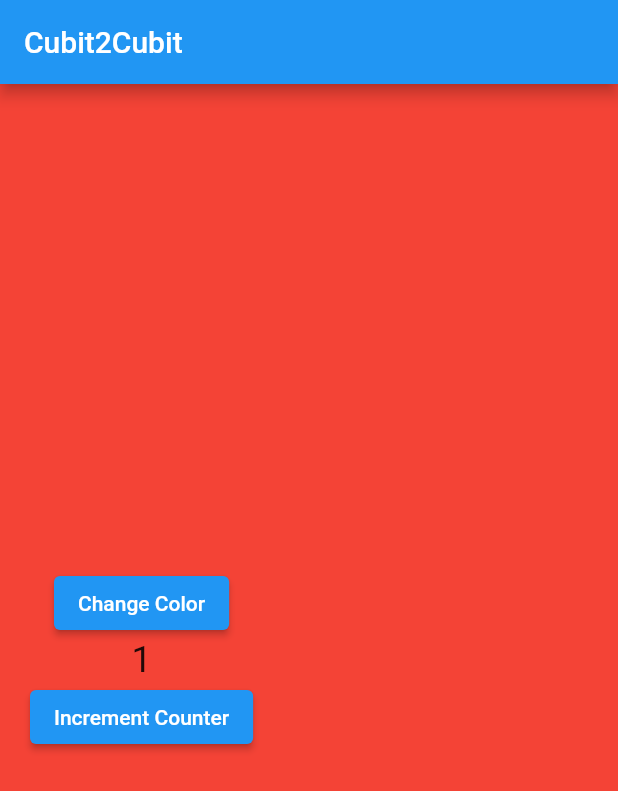
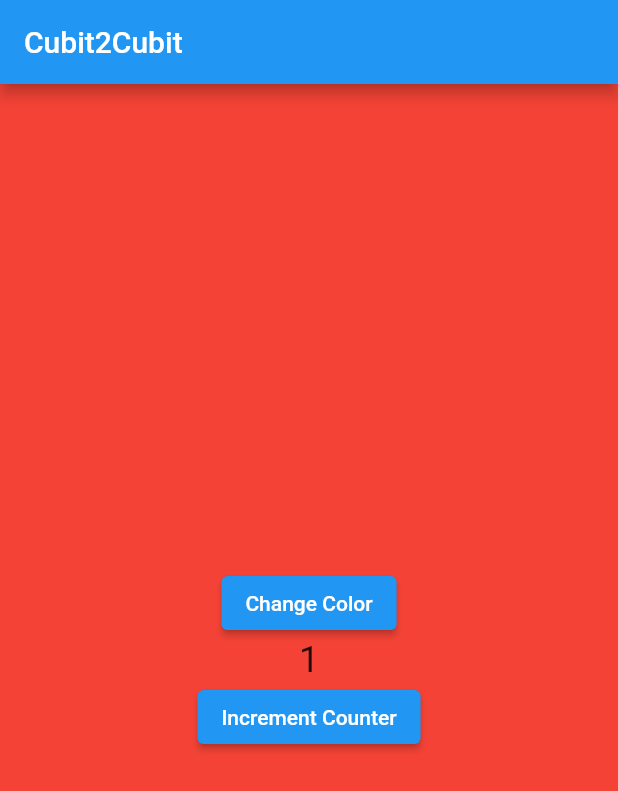
Before and after one commit to mshivkumar/flutter_bloc, a Flutter app: the screen it shows after launch, after a tap on "Increment Counter", on a phone screen of 412 x 824 dp. Shown: the top 791 px of the screen. Run offline on Flutter 3.47's test engine with Material 2 defaults, Android fonts, the phone set to English and light mode, and no system bars; our stand-ins replace bloc, equatable, flutter_bloc.

Commit message:
cubit to cubit

```diff
--- a/lib/cubits/counter/counter_cubit.dart
+++ b/lib/cubits/counter/counter_cubit.dart
@@ -1,41 +1,14 @@
-import 'dart:async';
-import 'dart:developer';
-
 import 'package:bloc/bloc.dart';
 import 'package:equatable/equatable.dart';
-import 'package:flutter/material.dart';
-
-import '../color/color_cubit.dart';
 
 part 'counter_state.dart';
 
 class CounterCubit extends Cubit<CounterState> {
   int incrementCounterSize = 1;
-  final ColorCubit colorCubit;
-  late final StreamSubscription streamSubscription;
 
-  CounterCubit({required this.colorCubit}) : super(CounterState.initial()) {
-    streamSubscription = colorCubit.stream.listen((colorState) {
-      if (colorState.color == Colors.red) {
-        incrementCounterSize = 1;
-      } else if (colorState.color == Colors.green) {
-        incrementCounterSize = 10;
-      } else if (colorState.color == Colors.blue) {
-        incrementCounterSize = 100;
-      } else if (colorState.color == Colors.black) {
-        emit(state.copyWith(counter: state.counter - 100));
-        incrementCounterSize = -100;
-      }
-    });
-  }
+  CounterCubit() : super(CounterState.initial());
 
-  void changeCounter() {
-    emit(state.copyWith(counter: state.counter + incrementCounterSize));
-  }
-
-  @override
-  Future<void> close() {
-    streamSubscription.cancel();
-    return super.close();
+  void changeCounter({required int incrementSize}) {
+    emit(state.copyWith(counter: state.counter + incrementSize));
   }
 }
--- a/lib/main.dart
+++ b/lib/main.dart
@@ -21,9 +21,7 @@ class MyApp extends StatelessWidget {
           create: (context) => ColorCubit(),
         ),
         BlocProvider(
-          create: (context) => CounterCubit(
-            colorCubit: context.read<ColorCubit>(),
-          ),
+          create: (context) => CounterCubit(),
         ),
       ],
       child: MaterialApp(
--- a/lib/screens/home_page.dart
+++ b/lib/screens/home_page.dart
@@ -6,18 +6,39 @@ import 'package:testapp/cubits/counter/counter_cubit.dart';
 
 import '../cubits/color/color_cubit.dart';
 
-class HomePage extends StatelessWidget {
+class HomePage extends StatefulWidget {
   const HomePage({Key? key}) : super(key: key);
 
   @override
+  State<HomePage> createState() => _HomePageState();
+}
+
+class _HomePageState extends State<HomePage> {
+  int incrementCounterSize = 1;
+
+  @override
   Widget build(BuildContext context) {
-    return Scaffold(
+    return BlocListener<ColorCubit, ColorState>(
+      listener: (context, state) {
+        if (state.color == Colors.red) {
+          incrementCounterSize = 1;
+        } else if (state.color == Colors.green) {
+          incrementCounterSize = 10;
+        } else if (state.color == Colors.blue) {
+          incrementCounterSize = 100;
+        } else if (state.color == Colors.black) {
+          context.read<CounterCubit>().changeCounter(incrementSize: -100);
+          incrementCounterSize = -100;
+        }
+      },
+      child: Scaffold(
         backgroundColor: context.watch<ColorCubit>().state.color,
         appBar: AppBar(
           title: const Text('Cubit2Cubit'),
         ),
         body: Padding(
           padding: const EdgeInsets.all(20.0),
+          child: Center(
             child: Column(
               mainAxisSize: MainAxisSize.max,
               mainAxisAlignment: MainAxisAlignment.center,
@@ -35,13 +56,17 @@ class HomePage extends StatelessWidget {
                 ),
                 ElevatedButton(
                   onPressed: () {
-                context.read<CounterCubit>().changeCounter();
+                    context
+                        .read<CounterCubit>()
+                        .changeCounter(incrementSize: incrementCounterSize);
                   },
                   child: const Text('Increment Counter'),
                 ),
               ],
             ),
           ),
+        ),
+      ),
     );
   }
 }
```
Lines whose indentation alone changed are shown as unchanged.
